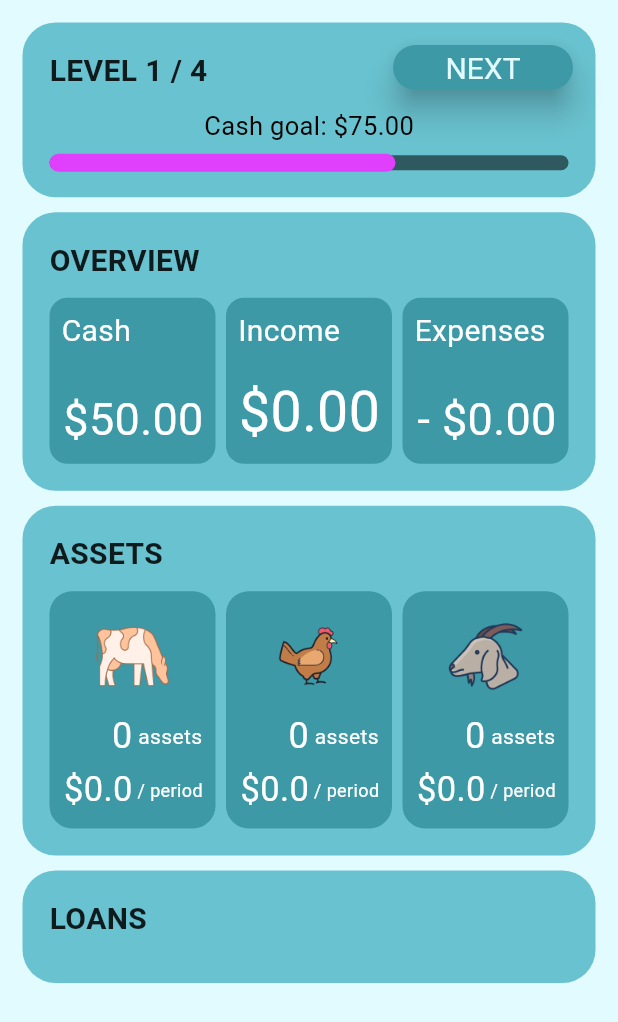
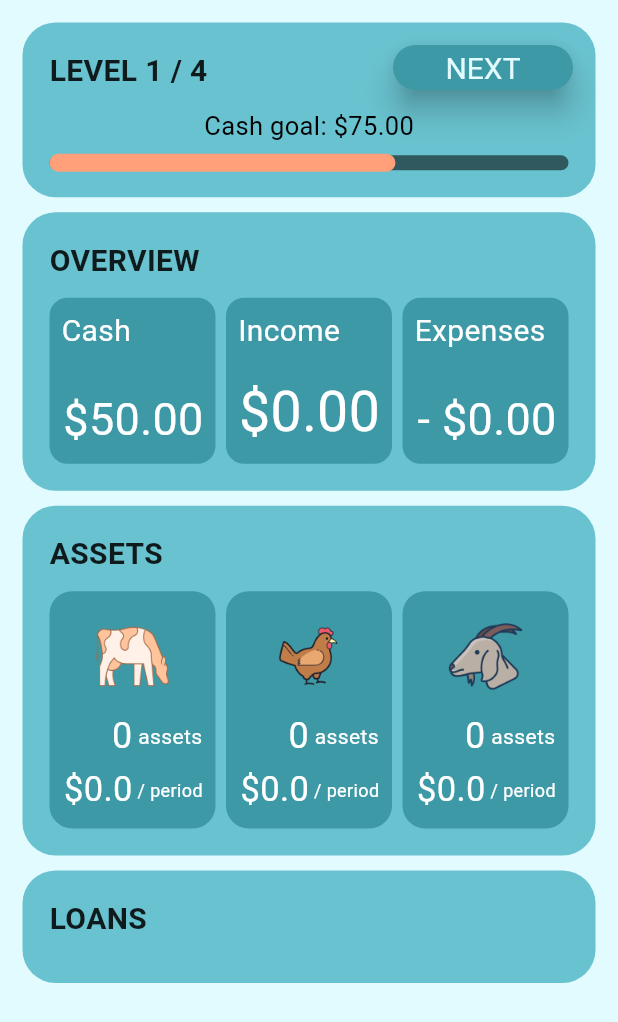
Before and after one commit to Luc1eSky/financial_literacy_game, a Flutter app: the screen it shows after launch, on a phone screen of 412 x 824 dp. Shown: the top 1022 px of the screen. Run offline on Flutter 3.47's test engine with Material 2 defaults, Android fonts, the phone set to English and light mode, and no system bars; drawn by our look-alikes of auto_size_text; our stand-ins replace carousel_slider, flutter_riverpod.

Commit message:
color updates

```diff
--- a/lib/config/color_palette.dart
+++ b/lib/config/color_palette.dart
@@ -4,7 +4,7 @@ class ColorPalette {
   Color get backgroundColor => const Color.fromRGBO(225, 251, 255, 1.0);
   Color get backgroundSectionCard => const Color.fromRGBO(105, 194, 207, 1.0);
   Color get backgroundContentCard => const Color.fromRGBO(61, 153, 166, 1.0);
-  Color get cashIndicator => const Color.fromRGBO(224, 64, 251, 1.0);
+  Color get cashIndicator => const Color.fromRGBO(255, 160, 122, 1.0);
   Color get popUpBackground => const Color.fromRGBO(225, 251, 255, 1.0);
   Color get buttonBackground => const Color.fromRGBO(61, 153, 166, 1.0);
   Color get buttonForeground => const Color.fromRGBO(225, 251, 255, 1.0);
```
